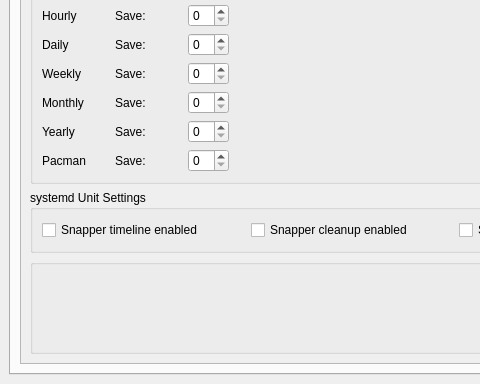
Qt form btrfs-assistant.ui (nexusriot/btrfs-assistant) before a commit; both pictures show x 0 to 480 and y 291 to 675 of the 912 by 675 pixel window.
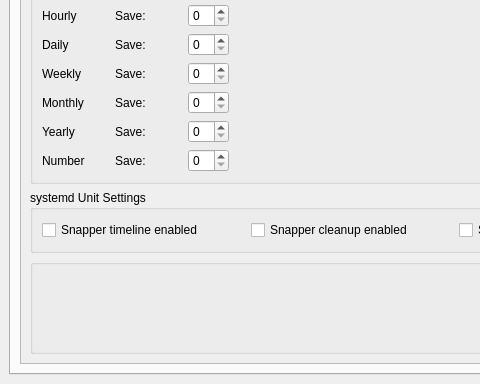
The same form after that commit. The open tabs and pages were chosen to show the change. Icons and pictures are not drawn.

Commit message: Remove references to pacman

```diff
--- a/btrfs-assistant.ui
+++ b/btrfs-assistant.ui
@@ -459,7 +459,7 @@
              <x>0</x>
              <y>0</y>
              <width>870</width>
-             <height>609</height>
+             <height>606</height>
             </rect>
            </property>
            <layout class="QVBoxLayout" name="verticalLayout_2">
@@ -768,7 +768,7 @@
                <item row="6" column="0">
                 <widget class="QLabel" name="label_21">
                  <property name="text">
-                  <string>Pacman</string>
+                  <string>Number</string>
                  </property>
                 </widget>
                </item>
```
Left out of the diff: 8 changed lines with no effect on the pictures. The commit also changes 1 other file.
